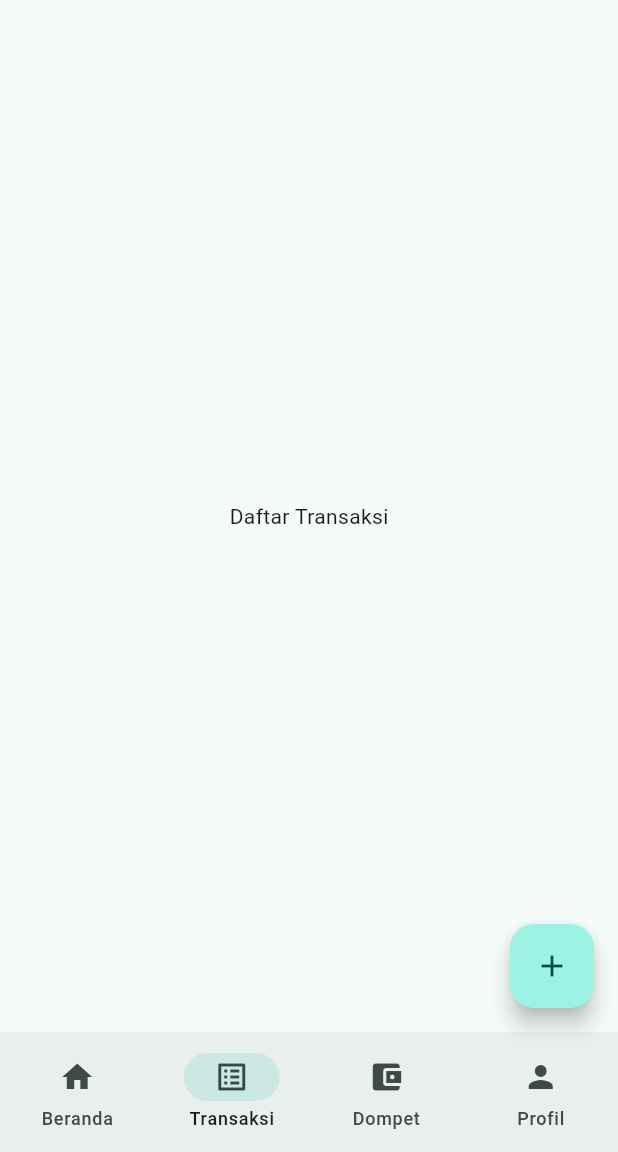
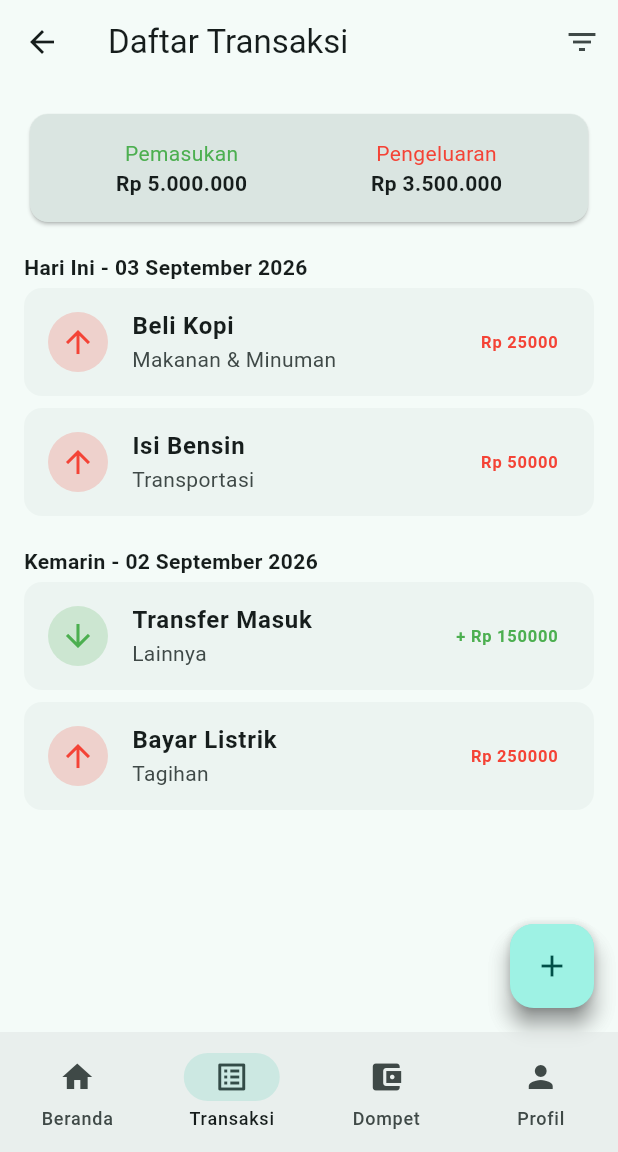
Before and after one commit to fuadismg/finance, a Flutter app: the MainNavigationScreen screen opened directly, item 2 of the bottom bar chosen, on a phone screen of 412 x 824 dp, the part 84-1236 px from its top. Run offline on Flutter 3.47's test engine with Material 3 defaults, Android fonts, the phone set to English and light mode, and no system bars; our stand-ins replace dio, flutter_riverpod, shared_preferences, sqflite; accounts and stored records are empty.

Commit message:
Add Transaction and Profile UI, complete BottomNav integration

```diff
--- /dev/null
+++ b/app/lib/features/transaction/transaction_screen.dart
@@ -0,0 +1,95 @@
+import 'package:flutter/material.dart';
+
+class TransactionScreen extends StatelessWidget {
+  const TransactionScreen({super.key});
+
+  @override
+  Widget build(BuildContext context) {
+    return Scaffold(
+      appBar: AppBar(
+        title: const Text('Daftar Transaksi'),
+        actions: [
+          IconButton(
+            icon: const Icon(Icons.filter_list),
+            onPressed: () {
+              // TODO: Tampilkan filter (bulan, kategori, dll)
+            },
+          ),
+        ],
+      ),
+      body: ListView(
+        padding: const EdgeInsets.all(16.0),
+        children: [
+          // Ringkasan Bulan Ini
+          Card(
+            color: Theme.of(context).colorScheme.surfaceVariant,
+            child: const Padding(
+              padding: EdgeInsets.all(16.0),
+              child: Row(
+                mainAxisAlignment: MainAxisAlignment.spaceAround,
+                children: [
+                  Column(
+                    children: [
+                      Text('Pemasukan', style: TextStyle(color: Colors.green)),
+                      Text('Rp 5.000.000', style: TextStyle(fontWeight: FontWeight.bold)),
+                    ],
+                  ),
+                  Column(
+                    children: [
+                      Text('Pengeluaran', style: TextStyle(color: Colors.red)),
+                      Text('Rp 3.500.000', style: TextStyle(fontWeight: FontWeight.bold)),
+                    ],
+                  ),
+                ],
+              ),
+            ),
+          ),
+          const SizedBox(height: 16),
+
+          // Daftar Transaksi Berdasarkan Tanggal
+          const Text('Hari Ini - 03 September 2026', style: TextStyle(fontWeight: FontWeight.bold)),
+          _buildTransactionItem(context, 'Beli Kopi', 'Makanan & Minuman', -25000),
+          _buildTransactionItem(context, 'Isi Bensin', 'Transportasi', -50000),
+
+          const SizedBox(height: 16),
+          const Text('Kemarin - 02 September 2026', style: TextStyle(fontWeight: FontWeight.bold)),
+          _buildTransactionItem(context, 'Transfer Masuk', 'Lainnya', 150000),
+          _buildTransactionItem(context, 'Bayar Listrik', 'Tagihan', -250000),
+        ],
+      ),
+      floatingActionButton: FloatingActionButton(
+        onPressed: () {
+          // TODO: Buka Form Tambah Transaksi
+        },
+        child: const Icon(Icons.add),
+      ),
+    );
+  }
+
+  Widget _buildTransactionItem(BuildContext context, String title, String category, double amount) {
+    final isIncome = amount > 0;
+    return Card(
+      margin: const EdgeInsets.symmetric(vertical: 4),
+      elevation: 0,
+      color: Theme.of(context).colorScheme.surfaceVariant.withOpacity(0.3),
+      child: ListTile(
+        leading: CircleAvatar(
+          backgroundColor: isIncome ? Colors.green.withOpacity(0.2) : Colors.red.withOpacity(0.2),
+          child: Icon(
+            isIncome ? Icons.arrow_downward : Icons.arrow_upward,
+            color: isIncome ? Colors.green : Colors.red,
+          ),
+        ),
+        title: Text(title, style: const TextStyle(fontWeight: FontWeight.bold)),
+        subtitle: Text(category),
+        trailing: Text(
+          '${isIncome ? '+' : ''} Rp ${amount.abs().toInt()}',
+          style: TextStyle(
+            fontWeight: FontWeight.bold,
+            color: isIncome ? Colors.green : Colors.red,
+          ),
+        ),
+      ),
+    );
+  }
+}
--- a/app/lib/main.dart
+++ b/app/lib/main.dart
@@ -1,7 +1,10 @@
 import 'package:flutter/material.dart';
 import 'package:flutter_riverpod/flutter_riverpod.dart';
+
 import 'features/home/home_screen.dart';
 import 'features/wallet/wallet_screen.dart';
+import 'features/transaction/transaction_screen.dart';
+import 'features/profile/profile_screen.dart';
 
 import 'features/auth/auth_provider.dart';
 import 'features/auth/login_screen.dart';
@@ -28,7 +31,6 @@ class MyApp extends ConsumerWidget {
   }
 }
 
-
 class MainNavigationScreen extends StatefulWidget {
   const MainNavigationScreen({super.key});
 
@@ -41,9 +43,9 @@ class _MainNavigationScreenState extends State<MainNavigationScreen> {
 
   final List<Widget> _pages = [
     const HomeScreen(),
-    const Center(child: Text('Daftar Transaksi')), // TODO: Buat screen transaksi
+    const TransactionScreen(),
     const WalletScreen(),
-    const Center(child: Text('Profil & Pengaturan')), // TODO: Buat screen profil
+    const ProfileScreen(),
   ];
 
   @override
```
Also changed, not shown: app/lib/features/home/home_screen.dart (+49 -8 lines), app/lib/features/profile/profile_screen.dart (added, +89 -0 lines), app/lib/features/wallet/wallet_screen.dart (+16 -5 lines).
